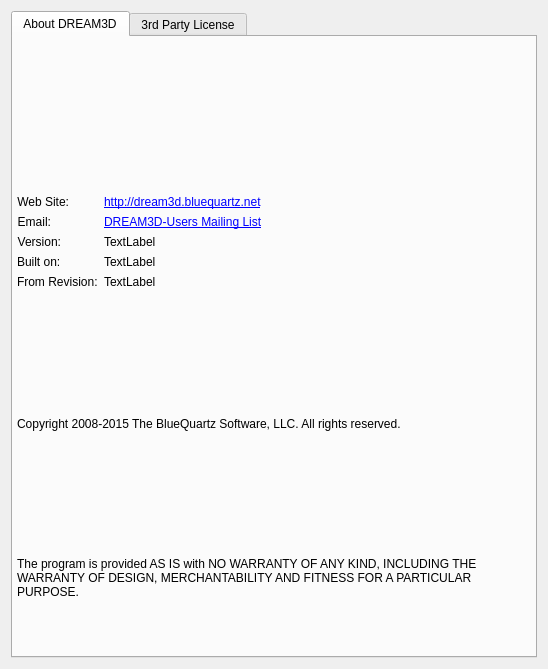
Above: Source/Applications/DREAM3D/UI_Files/AboutDREAM3D.ui from BlueQuartzSoftware/DREAM3D before the change. Below: the same form after it.
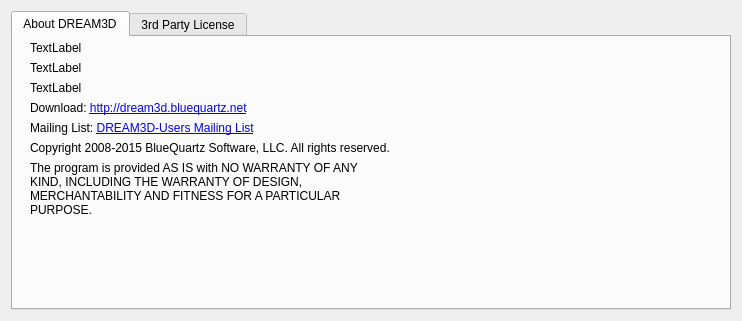
That is the form after the change. Icons and pictures are not drawn.

Commit message: Integrating License Information into the 'About DREAM3D' window. Creating HiHPI images resources. Redesign of the 'About DREAM3D' window Updating Qt license with Qt 5.x license files. Adding additional Style to DREAM3D Styles Adding 'Revision' to Version.cpp.in file Automatically generate a Build Date string from CMake for applications to use.

```diff
--- a/Source/Applications/DREAM3D/UI_Files/AboutDREAM3D.ui
+++ b/Source/Applications/DREAM3D/UI_Files/AboutDREAM3D.ui
@@ -6,8 +6,8 @@
    <rect>
     <x>0</x>
     <y>0</y>
-    <width>548</width>
-    <height>669</height>
+    <width>742</width>
+    <height>321</height>
    </rect>
   </property>
   <property name="windowTitle">
@@ -40,125 +40,48 @@
        <property name="bottomMargin">
         <number>4</number>
        </property>
-       <item row="5" column="0" colspan="2">
-        <layout class="QFormLayout" name="formLayout">
-         <property name="topMargin">
-          <number>0</number>
+       <item row="1" column="1">
+        <widget class="QLabel" name="buildDateLabel">
+         <property name="text">
+          <string>TextLabel</string>
          </property>
-         <item row="0" column="0">
-          <widget class="QLabel" name="label_4">
-           <property name="text">
-            <string>Web Site:</string>
-           </property>
-           <property name="alignment">
-            <set>Qt::AlignRight|Qt::AlignTrailing|Qt::AlignVCenter</set>
-           </property>
-          </widget>
-         </item>
-         <item row="0" column="1">
-          <widget class="QLabel" name="label_3">
-           <property name="text">
-            <string>&lt;html&gt;&lt;head/&gt;&lt;body&gt;&lt;p&gt;&lt;a href=&quot;http://dream3d.bluequartz.net&quot;&gt;&lt;span style=&quot; text-decoration: underline; color:#0000ff;&quot;&gt;http://dream3d.bluequartz.net&lt;/span&gt;&lt;/a&gt;&lt;/p&gt;&lt;/body&gt;&lt;/html&gt;</string>
-           </property>
-           <property name="openExternalLinks">
-            <bool>true</bool>
-           </property>
-          </widget>
-         </item>
-         <item row="1" column="0">
-          <widget class="QLabel" name="label_5">
-           <property name="text">
-            <string>Email:</string>
-           </property>
-           <property name="alignment">
-            <set>Qt::AlignRight|Qt::AlignTrailing|Qt::AlignVCenter</set>
-           </property>
-          </widget>
-         </item>
-         <item row="1" column="1">
-          <widget class="QLabel" name="label_2">
-           <property name="text">
-            <string>&lt;html&gt;&lt;head/&gt;&lt;body&gt;&lt;p&gt;&lt;a href=&quot;https://groups.google.com/forum/?hl=en#!forum/dream3d-users&quot;&gt;&lt;span style=&quot; text-decoration: underline; color:#0000ff;&quot;&gt;DREAM3D-Users Mailing List&lt;/span&gt;&lt;/a&gt;&lt;/p&gt;&lt;/body&gt;&lt;/html&gt;</string>
-           </property>
-           <property name="openExternalLinks">
-            <bool>true</bool>
-           </property>
-          </widget>
-         </item>
-         <item row="2" column="0">
-          <widget class="QLabel" name="label_6">
-           <property name="text">
-            <string>Version:</string>
-           </property>
-           <property name="alignment">
-            <set>Qt::AlignRight|Qt::AlignTrailing|Qt::AlignVCenter</set>
-           </property>
-          </widget>
-         </item>
-         <item row="2" column="1">
-          <widget class="QLabel" name="labelVersion">
-           <property name="text">
-            <string>TextLabel</string>
-           </property>
-          </widget>
-         </item>
-         <item row="3" column="0">
-          <widget class="QLabel" name="label_7">
-           <property name="text">
-            <string>Built on:</string>
-           </property>
-          </widget>
-         </item>
-         <item row="3" column="1">
-          <widget class="QLabel" name="buildDateTime">
-           <property name="text">
-            <string>TextLabel</string>
-           </property>
-          </widget>
-         </item>
-         <item row="4" column="0">
-          <widget class="QLabel" name="label_8">
-           <property name="text">
-            <string>From Revision:</string>
-           </property>
-          </widget>
-         </item>
-         <item row="4" column="1">
-          <widget class="QLabel" name="buildRevision">
-           <property name="text">
-            <string>TextLabel</string>
-           </property>
-          </widget>
-         </item>
-        </layout>
+        </widget>
        </item>
-       <item row="0" column="0" colspan="2">
-        <widget class="QLabel" name="label">
-         <property name="lineWidth">
-          <number>0</number>
-         </property>
+       <item row="3" column="1">
+        <widget class="QLabel" name="label_3">
          <property name="text">
-          <string notr="true"/>
+          <string>&lt;html&gt;&lt;head/&gt;&lt;body&gt;&lt;p&gt;Download: &lt;a href=&quot;http://dream3d.bluequartz.net&quot;&gt;&lt;span style=&quot; text-decoration: underline; color:#0000ff;&quot;&gt;http://dream3d.bluequartz.net&lt;/span&gt;&lt;/a&gt;&lt;/p&gt;&lt;/body&gt;&lt;/html&gt;</string>
          </property>
          <property name="pixmap">
           <pixmap resource="../../../../Resources/BrandedDREAM3D/branded_splash.qrc">:/branded_splash.png</pixmap>
          </property>
-         <property name="alignment">
-          <set>Qt::AlignRight|Qt::AlignTrailing|Qt::AlignVCenter</set>
-         </property>
-         <property name="indent">
-          <number>0</number>
-         </property>
         </widget>
        </item>
-       <item row="6" column="0" colspan="2">
+       <item row="5" column="1">
         <widget class="QLabel" name="label_9">
          <property name="text">
-          <string>Copyright 2008-2015 The BlueQuartz Software, LLC. All rights reserved.</string>
+          <string>Copyright 2008-2015 BlueQuartz Software, LLC. All rights reserved.</string>
          </property>
         </widget>
        </item>
-       <item row="7" column="0" colspan="2">
+       <item row="0" column="1">
+        <widget class="QLabel" name="versionLabel">
+         <property name="font">
+          <font/>
+         </property>
+         <property name="text">
+          <string>TextLabel</string>
+         </property>
+        </widget>
+       </item>
+       <item row="2" column="1">
+        <widget class="QLabel" name="revisionLabel">
+         <property name="text">
+          <string>TextLabel</string>
+         </property>
+        </widget>
+       </item>
+       <item row="6" column="1">
         <widget class="QLabel" name="label_10">
          <property name="text">
           <string>The program is provided AS IS with NO WARRANTY OF ANY KIND, INCLUDING THE WARRANTY OF DESIGN, MERCHANTABILITY AND FITNESS FOR A PARTICULAR PURPOSE.</string>
@@ -168,6 +91,61 @@
          </property>
         </widget>
        </item>
+       <item row="4" column="1">
+        <widget class="QLabel" name="label_2">
+         <property name="text">
+          <string>&lt;html&gt;&lt;head/&gt;&lt;body&gt;&lt;p&gt;Mailing List: &lt;a href=&quot;https://groups.google.com/forum/?hl=en#!forum/dream3d-users&quot;&gt;&lt;span style=&quot; text-decoration: underline; color:#0000ff;&quot;&gt;DREAM3D-Users Mailing List&lt;/span&gt;&lt;/a&gt;&lt;/p&gt;&lt;/body&gt;&lt;/html&gt;</string>
+         </property>
+         <property name="openExternalLinks">
+          <bool>true</bool>
+         </property>
+        </widget>
+       </item>
+       <item row="0" column="2" rowspan="8">
+        <spacer name="horizontalSpacer_2">
+         <property name="orientation">
+          <enum>Qt::Horizontal</enum>
+         </property>
+         <property name="sizeHint" stdset="0">
+          <size>
+           <width>40</width>
+           <height>20</height>
+          </size>
+         </property>
+        </spacer>
+       </item>
+       <item row="0" column="0" rowspan="7">
+        <widget class="QLabel" name="label">
+         <property name="maximumSize">
+          <size>
+           <width>16777215</width>
+           <height>16777215</height>
+          </size>
+         </property>
+         <property name="text">
+          <string/>
+         </property>
+         <property name="pixmap">
+          <pixmap resource="../../../../Resources/BrandedDREAM3D/branded_splash.qrc">:/DREAM3D@2x.png</pixmap>
+         </property>
+         <property name="scaledContents">
+          <bool>false</bool>
+         </property>
+        </widget>
+       </item>
+       <item row="7" column="0" colspan="2">
+        <spacer name="verticalSpacer">
+         <property name="orientation">
+          <enum>Qt::Vertical</enum>
+         </property>
+         <property name="sizeHint" stdset="0">
+          <size>
+           <width>20</width>
+           <height>40</height>
+          </size>
+         </property>
+        </spacer>
+       </item>
       </layout>
      </widget>
      <widget class="QWidget" name="tab_2">
```
Left out of the diff: 4 changed lines with no effect on the pictures. The commit also changes 18 other files.
